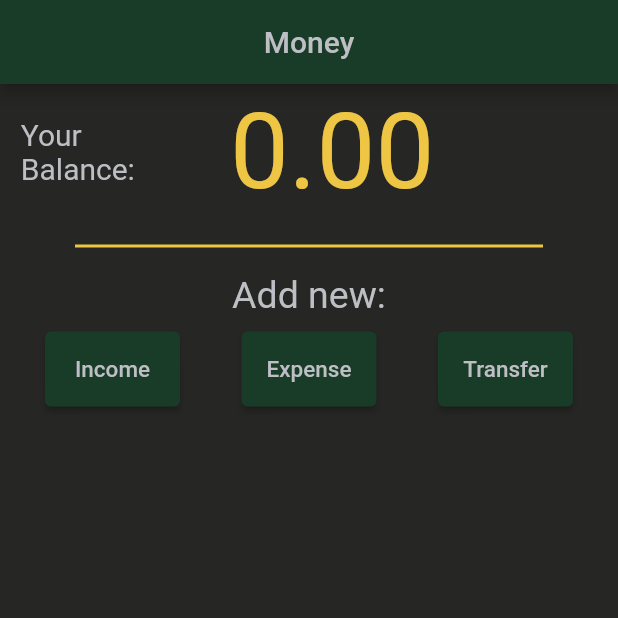
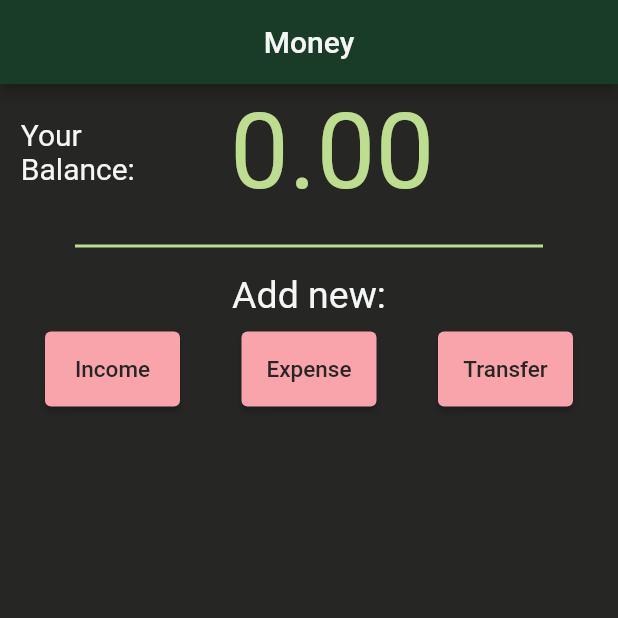
Before and after one commit to JanUfniarz/Money, a Flutter app: the screen it shows after launch, on a phone screen of 412 x 824 dp, the top half of it. Run offline on Flutter 3.47's test engine with Material 2 defaults, Android fonts, the phone set to English and light mode, and no system bars.

Commit message:
visual change

```diff
--- a/lib/palette.dart
+++ b/lib/palette.dart
@@ -3,12 +3,12 @@ import 'dart:ui';
 import 'package:flutter/material.dart';
 
 class Palette {
-  static Color font = Color(0xffbebfc4);
+  static Color font = Color(0xffF5F6F6);
   static Color main = Color(0xff183c28);
-  static Color accent = Color(0xffEEC643);
+  static Color accent = Color(0xffBDDE8F);
   static Color background = Color(0xff262625);
-  static Color main2 = main; //Color(0xff3cac6c);
+  static Color main2 = Color(0xffF9A4AB);
 
-  static Color textField = Colors.grey.shade600;
+  static Color textField = Color(0xffAACFE2);
   static Color delete = Color(0xffb03421);
 }
--- a/lib/views/home.dart
+++ b/lib/views/home.dart
@@ -51,13 +51,30 @@ class _HomeState extends State<Home> {
             child: Row(
               mainAxisAlignment: MainAxisAlignment.spaceBetween,
               children: <Widget>[
-                SizedBox(
+                NewEntryButton(type: "Income"),
+                NewEntryButton(type: "Expense"),
+                NewEntryButton(type: "Transfer")
+              ],
+            ),
+          )
+        ],
+      ),
+    );
+  }
+}
+
+class NewEntryButton extends StatelessWidget {
+  NewEntryButton({Key? key, required this.type}) : super(key: key);
+
+  String type;
+
+  @override
+  Widget build(BuildContext context) {
+    return SizedBox(
       width: 90,
       height: 50,
       child: ElevatedButton(
         onPressed: () async {
-
-                      String type = "Income";
 
           await Navigator.pushNamed(
             context,
@@ -66,9 +83,9 @@ class _HomeState extends State<Home> {
           );
         },
         child: Text(
-                      "Income",
+          "$type",
           style: TextStyle(
-                        color: Palette.font,
+            color: Palette.background,
             fontSize: 15,
           ),
         ),
@@ -76,64 +93,6 @@ class _HomeState extends State<Home> {
           backgroundColor: Palette.main2,
         ),
       ),
-                ),
-                SizedBox(
-                  width: 90,
-                  height: 50,
-                  child: ElevatedButton(
-                    onPressed: () async {
-
-                      String type = "Expense";
-
-                      await Navigator.pushNamed(
-                        context,
-                        "/add_entry",
-                        arguments: type,
-                      );
-                    },
-                    child: Text(
-                      "Expense",
-                      style: TextStyle(
-                        color: Palette.font,
-                        fontSize: 15,
-                      ),
-                    ),
-                    style: ElevatedButton.styleFrom(
-                      backgroundColor: Palette.main2,
-                    ),
-                  ),
-                ),
-                SizedBox(
-                  width: 90,
-                  height: 50,
-                  child: ElevatedButton(
-                    onPressed: () async {
-
-                      String type = "Transfer";
-
-                      await Navigator.pushNamed(
-                        context,
-                        "/add_entry",
-                        arguments: type,
-                      );
-                    },
-                    child: Text(
-                      "Transfer",
-                      style: TextStyle(
-                        color: Palette.font,
-                        fontSize: 15,
-                      ),
-                    ),
-                    style: ElevatedButton.styleFrom(
-                      backgroundColor: Palette.main2,
-                    ),
-                  ),
-                ),
-              ],
-            ),
-          )
-        ],
-      ),
     );
   }
 }
```
Lines whose indentation alone changed are shown as unchanged.
